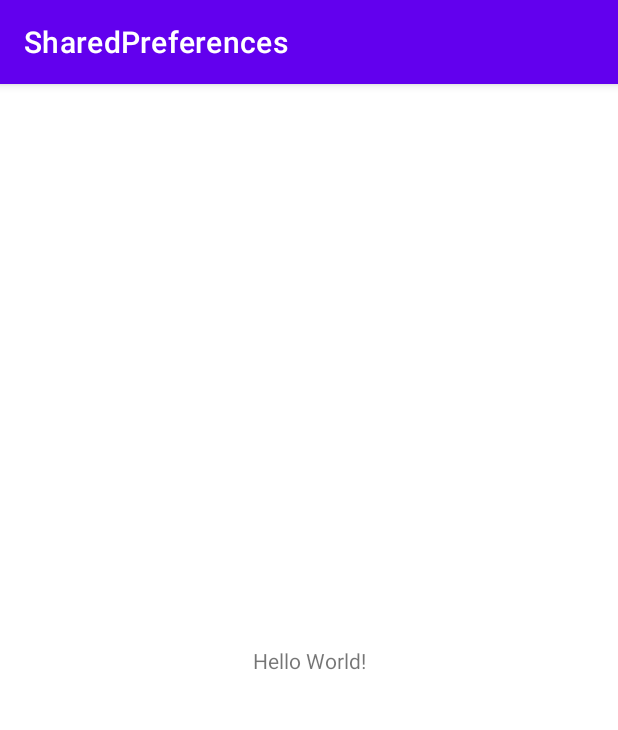
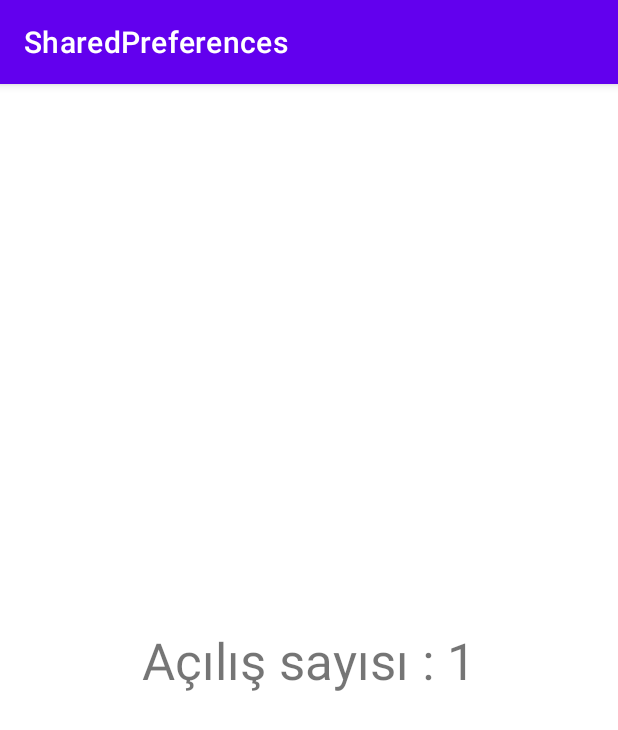
Before and after one commit to ruhiuzunr/SharedPreferences, an Android app: the screen it shows after launch (MainActivity), on a phone screen of 412 x 824 dp. Shown: the top 730 px of the screen. Run offline under Robolectric (Android 15) with nearby library versions, the phone set to English and light mode, and no system bars.

Commit message:
Shared Preferences

```diff
--- a/app/build.gradle
+++ b/app/build.gradle
@@ -4,6 +4,10 @@ plugins {
 
 android {
     compileSdk 32
+
+    buildFeatures{
+        viewBinding = true
+    }
 
     defaultConfig {
         applicationId "com.example.sharedpreferences"
--- a/app/src/main/java/com/example/sharedpreferences/MainActivity.java
+++ b/app/src/main/java/com/example/sharedpreferences/MainActivity.java
@@ -2,13 +2,67 @@ package com.example.sharedpreferences;
 
 import androidx.appcompat.app.AppCompatActivity;
 
+import android.content.SharedPreferences;
 import android.os.Bundle;
+import android.util.Log;
+
+import com.example.sharedpreferences.databinding.ActivityMainBinding;
+
+import java.util.HashSet;
+import java.util.Set;
 
 public class MainActivity extends AppCompatActivity {
+    private ActivityMainBinding tasarim;
 
     @Override
     protected void onCreate(Bundle savedInstanceState) {
         super.onCreate(savedInstanceState);
-        setContentView(R.layout.activity_main);
+        tasarim = ActivityMainBinding.inflate(getLayoutInflater());
+        setContentView(tasarim.getRoot());
+
+        //Share Preferences  ** local storage
+
+        SharedPreferences sp = getSharedPreferences("bilgiler",MODE_PRIVATE);
+
+        //veri kaydet
+        SharedPreferences.Editor e = sp.edit();
+        e.putString("ad","Ahmet");
+        e.putInt("yas",23);
+        e.putFloat("boy",1.82f);
+        e.putBoolean("bekar",true);
+
+        HashSet<String> liste = new HashSet<>();
+        liste.add("ali");
+        liste.add("ece");
+        e.putStringSet("liste",liste);
+
+        e.apply();
+
+        //veri silme
+       // e.remove("ad");
+        //e.apply();
+
+        //veri okuma
+        String gelenAd = sp.getString("ad","İsim Yok!");
+        int gelenYas = sp.getInt("yas",0);
+        float gelenBoy = sp.getFloat("boy",0);
+        boolean bekar = sp.getBoolean("bekar",false);
+        Set<String> gelenListe = sp.getStringSet("liste",null);
+        Log.e("gelen ad", gelenAd );
+        Log.e("gelen Yaş", String.valueOf(gelenYas) );
+        Log.e("gelen Boy", String.valueOf(gelenBoy) );
+        Log.e("gelen Bekar", String.valueOf(bekar) );
+
+        for(String s : gelenListe){
+            Log.e("Gelen Arkadaş", s );
+        }
+
+        //Sayaç Uygulaması
+        int sayac = sp.getInt("sayac",0);
+        sayac= sayac + 1;
+        e.putInt("sayac", sayac);
+        e.apply();
+
+        tasarim.textViewSonuc.setText("Açılış sayısı : " + sayac);
     }
 }
--- a/app/src/main/res/layout/activity_main.xml
+++ b/app/src/main/res/layout/activity_main.xml
@@ -7,9 +7,11 @@
     tools:context=".MainActivity">
 
     <TextView
+        android:id="@+id/textViewSonuc"
         android:layout_width="wrap_content"
         android:layout_height="wrap_content"
-        android:text="Hello World!"
+        android:text="Açılış Sayısı : 0"
+        android:textSize="34sp"
         app:layout_constraintBottom_toBottomOf="parent"
         app:layout_constraintEnd_toEndOf="parent"
         app:layout_constraintStart_toStartOf="parent"
```
